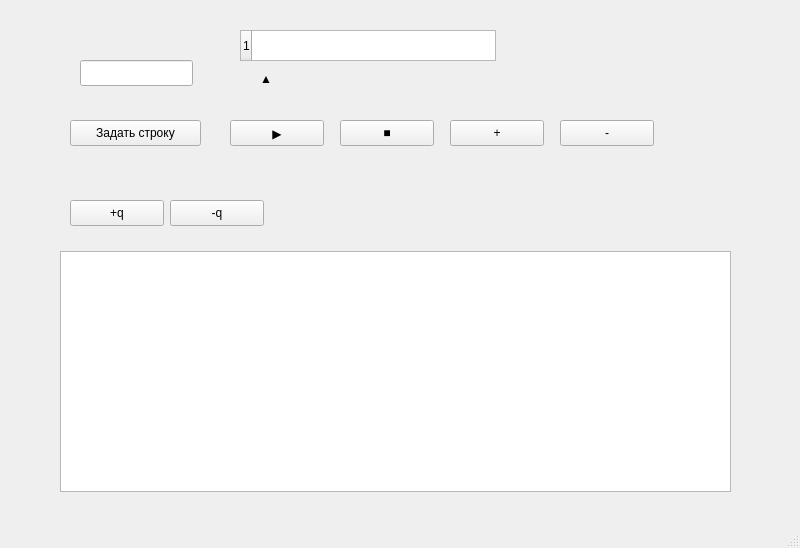
Above: mainwindow.ui from nnn2324/turing_machine before the change. Below: the same form after it.
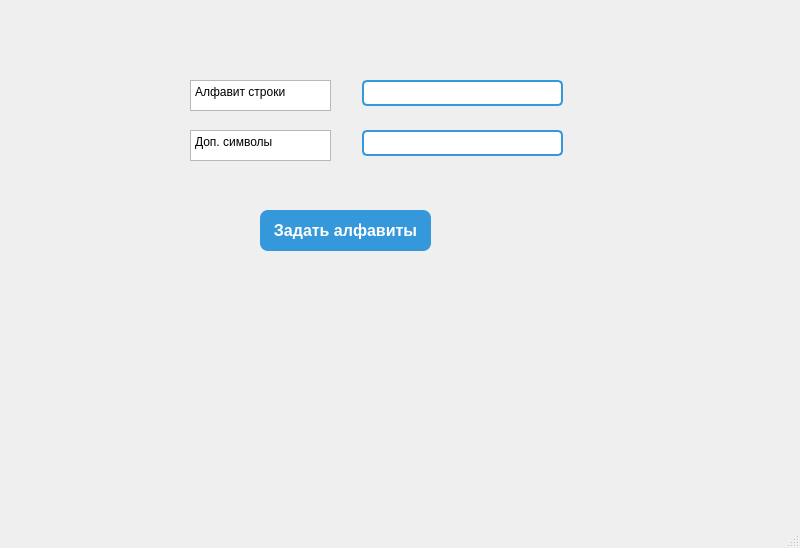
That is the form after the change. The open tabs and pages were chosen to show the change.

Commit message: Дизайн и исправление всего с ним связанного

Patch:
```diff
--- a/mainwindow.ui
+++ b/mainwindow.ui
@@ -14,22 +14,48 @@
    <string>MainWindow</string>
   </property>
   <widget class="QWidget" name="centralwidget">
-   <widget class="QStackedWidget" name="stackedWidget">
+   <widget class="QStackedWidget" name="tableWidget_tape">
     <property name="geometry">
      <rect>
-      <x>10</x>
+      <x>30</x>
       <y>0</y>
       <width>801</width>
       <height>541</height>
      </rect>
     </property>
     <widget class="QWidget" name="page">
+     <property name="styleSheet">
+      <string notr="true">/* Увеличиваем шрифт для всех надписей и полей ввода */
+QLabel, QLineEdit, QPushButton {
+    font-size: 16px;
+    font-family: &quot;Segoe UI&quot;, Arial;
+}
+
+QLineEdit {
+    padding: 5px;
+    border: 2px solid #3498db;
+    border-radius: 5px;
+    background: white;
+}
+
+QPushButton#btn_setAlphabets {
+    background-color: #3498db;
+    color: white;
+    font-weight: bold;
+    padding: 10px;
+    border-radius: 8px;
+}
+
+QPushButton#btn_setAlphabets:hover {
+    background-color: #2980b9;
+}</string>
+     </property>
      <widget class="QLineEdit" name="lineEdit_alphaBase">
       <property name="geometry">
        <rect>
-        <x>320</x>
+        <x>332</x>
         <y>80</y>
-        <width>113</width>
+        <width>201</width>
         <height>26</height>
        </rect>
       </property>
@@ -37,9 +63,9 @@
      <widget class="QLineEdit" name="lineEdit_alphaExtra">
       <property name="geometry">
        <rect>
-        <x>320</x>
+        <x>332</x>
         <y>130</y>
-        <width>113</width>
+        <width>201</width>
         <height>26</height>
        </rect>
       </property>
@@ -47,9 +73,9 @@
      <widget class="QPushButton" name="btn_setAlphabets">
       <property name="geometry">
        <rect>
-        <x>240</x>
+        <x>230</x>
         <y>210</y>
-        <width>141</width>
+        <width>171</width>
         <height>41</height>
        </rect>
       </property>
@@ -118,17 +144,6 @@
        </rect>
       </property>
      </widget>
-     <widget class="QTableWidget" name="tableWidget_tape">
-      <property name="geometry">
-       <rect>
-        <x>230</x>
-        <y>30</y>
-        <width>256</width>
-        <height>31</height>
-       </rect>
-      </property>
-      <row/>
-     </widget>
      <widget class="QPushButton" name="btn_start">
       <property name="geometry">
        <rect>
@@ -211,7 +226,7 @@
       <property name="geometry">
        <rect>
         <x>250</x>
-        <y>70</y>
+        <y>90</y>
         <width>12</width>
         <height>18</height>
        </rect>
```
Left out of the diff: 28 changed lines with no effect on the pictures. The commit also changes 1 other file.
